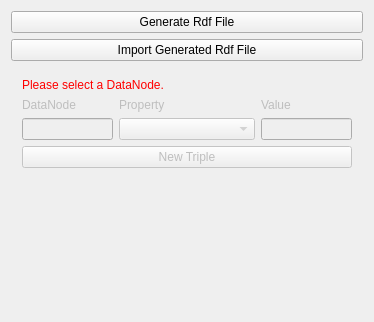
The window that Plugins/org.mitk.gui.qt.rdftriplestore/src/internal/QmitkRdfTriplestoreViewControls.ui (MITK/MITK) describes before a commit, drawn with Qt 5.
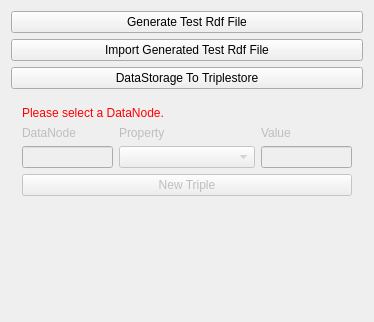
The same window after the commit.

Commit message: Changed format and get all dataNodes of datastorage

```diff
--- a/Plugins/org.mitk.gui.qt.rdftriplestore/src/internal/QmitkRdfTriplestoreViewControls.ui
+++ b/Plugins/org.mitk.gui.qt.rdftriplestore/src/internal/QmitkRdfTriplestoreViewControls.ui
@@ -26,14 +26,21 @@
       <string>Do image processing</string>
      </property>
      <property name="text">
-      <string>Generate Rdf File</string>
+      <string>Generate Test Rdf File</string>
      </property>
     </widget>
    </item>
    <item>
     <widget class="QPushButton" name="buttonPerformImport">
      <property name="text">
-      <string>Import Generated Rdf File</string>
+      <string>Import Generated Test Rdf File</string>
+     </property>
+    </widget>
+   </item>
+   <item>
+    <widget class="QPushButton" name="buttonDataStorageToTriples">
+     <property name="text">
+      <string>DataStorage To Triplestore</string>
      </property>
     </widget>
    </item>
```
The commit also changes 6 other files.
